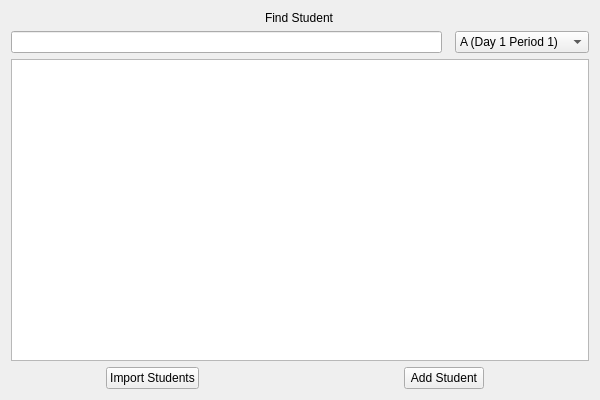
This is mainwindow.ui in pstakoun/northern-spare-tracker as Qt 5 draws it before an edit. The edited form follows.
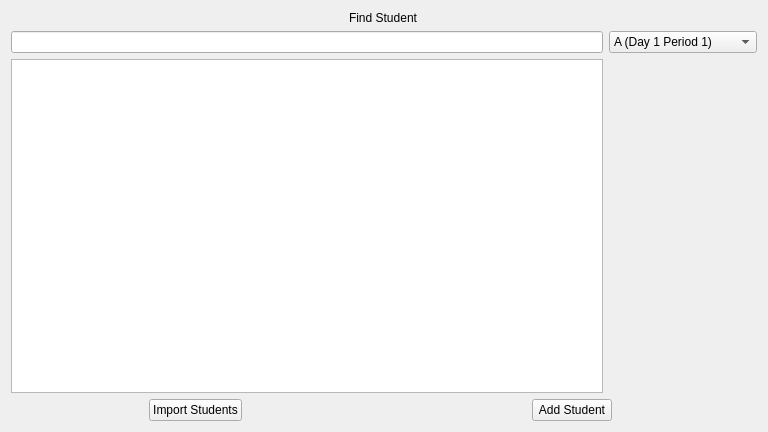
This is the edited form.

Commit message: Add picture to mainwindow

```diff
--- a/mainwindow.ui
+++ b/mainwindow.ui
@@ -6,8 +6,8 @@
    <rect>
     <x>0</x>
     <y>0</y>
-    <width>600</width>
-    <height>400</height>
+    <width>768</width>
+    <height>432</height>
    </rect>
   </property>
   <property name="windowTitle">
@@ -20,13 +20,14 @@
       <property name="sizeConstraint">
        <enum>QLayout::SetDefaultConstraint</enum>
       </property>
-      <item row="1" column="0" colspan="3">
-       <widget class="QLineEdit" name="search"/>
+      <item row="0" column="0" colspan="5" alignment="Qt::AlignHCenter">
+       <widget class="QLabel" name="title">
+        <property name="text">
+         <string>Find Student</string>
+        </property>
+       </widget>
       </item>
-      <item row="2" column="0" colspan="4">
-       <widget class="QTableWidget" name="studentTable"/>
-      </item>
-      <item row="1" column="3" alignment="Qt::AlignRight">
+      <item row="1" column="4">
        <widget class="QComboBox" name="periodComboBox">
         <property name="currentText">
          <string>A (Day 1 Period 1)</string>
@@ -73,27 +74,56 @@
         </item>
        </widget>
       </item>
-      <item row="0" column="0" colspan="4" alignment="Qt::AlignHCenter|Qt::AlignVCenter">
-       <widget class="QLabel" name="title">
-        <property name="text">
-         <string>Find Student</string>
+      <item row="2" column="4">
+       <widget class="QLabel" name="picture">
+        <property name="sizePolicy">
+         <sizepolicy hsizetype="Preferred" vsizetype="Preferred">
+          <horstretch>0</horstretch>
+          <verstretch>0</verstretch>
+         </sizepolicy>
         </property>
-       </widget>
-      </item>
-      <item row="3" column="2" colspan="2" alignment="Qt::AlignHCenter|Qt::AlignVCenter">
-       <widget class="QPushButton" name="addStudentButton">
         <property name="text">
-         <string>Add Student</string>
+         <string/>
         </property>
+        <property name="alignment">
+         <set>Qt::AlignCenter</set>
+        </property>
+        <property name="margin">
+         <number>0</number>
+        </property>
        </widget>
       </item>
-      <item row="3" column="0" colspan="2" alignment="Qt::AlignHCenter|Qt::AlignVCenter">
-       <widget class="QPushButton" name="importStudentsButton">
-        <property name="text">
-         <string>Import Students</string>
+      <item row="1" column="0" colspan="4">
+       <widget class="QLineEdit" name="search"/>
+      </item>
+      <item row="2" column="0" colspan="4">
+       <widget class="QTableWidget" name="studentTable">
+        <property name="sizePolicy">
+         <sizepolicy hsizetype="Expanding" vsizetype="Expanding">
+          <horstretch>0</horstretch>
+          <verstretch>0</verstretch>
+         </sizepolicy>
         </property>
        </widget>
       </item>
+      <item row="3" column="0" colspan="5">
+       <layout class="QHBoxLayout" name="horizontalLayout">
+        <item alignment="Qt::AlignHCenter|Qt::AlignVCenter">
+         <widget class="QPushButton" name="importStudentsButton">
+          <property name="text">
+           <string>Import Students</string>
+          </property>
+         </widget>
+        </item>
+        <item alignment="Qt::AlignHCenter|Qt::AlignVCenter">
+         <widget class="QPushButton" name="addStudentButton">
+          <property name="text">
+           <string>Add Student</string>
+          </property>
+         </widget>
+        </item>
+       </layout>
+      </item>
      </layout>
     </item>
    </layout>
```
The commit also changes 5 other files.
